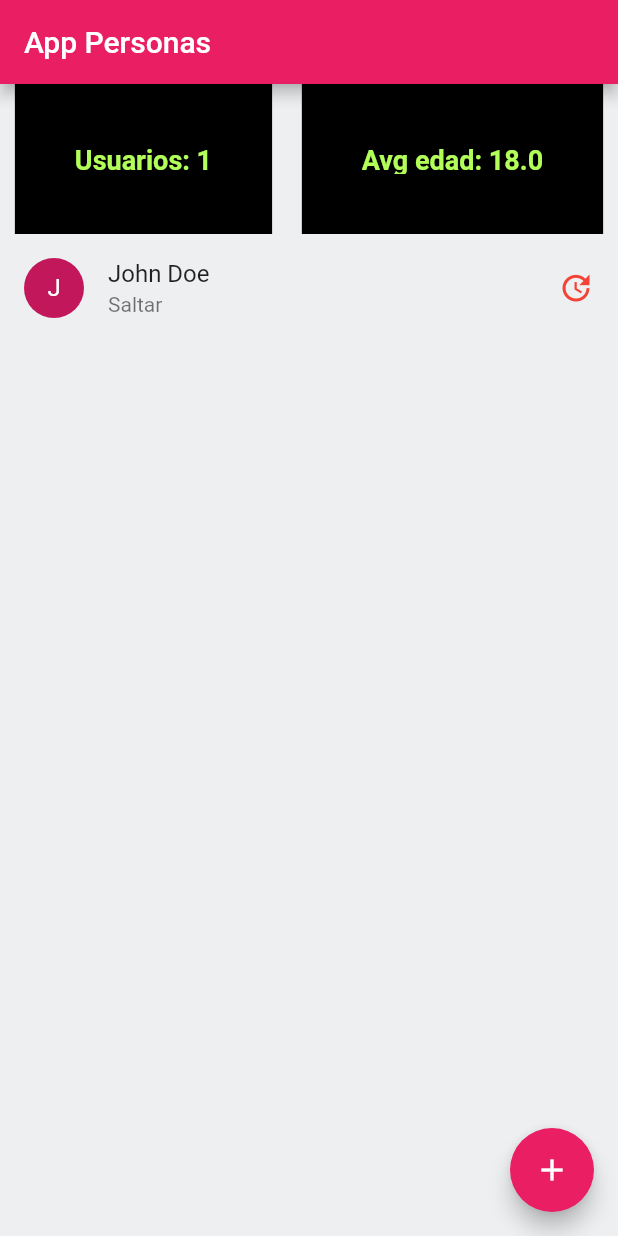
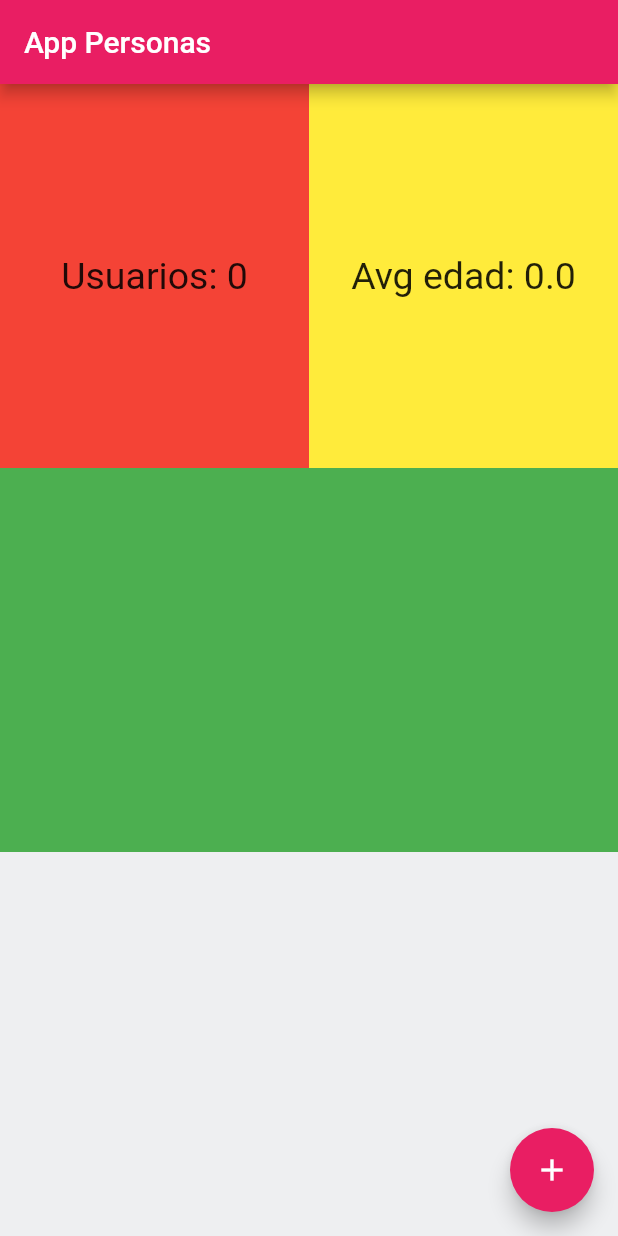
Before and after one commit to camilamlz/AppPersonasRepo, a Flutter app: the screen it shows after launch, on a phone screen of 412 x 824 dp. Run offline on Flutter 3.47's test engine with Material 2 defaults, Android fonts, the phone set to English and light mode, and no system bars; missing offline and left inert: dart:ffi.

Commit message:
Agregado campo con contador de hobbies en pantalla principal

```diff
--- a/lib/create.dart
+++ b/lib/create.dart
@@ -2,7 +2,7 @@ import 'package:app_personas/list.dart';
 import 'package:app_personas/textbox.dart';
 import 'package:app_personas/hobbies_list.dart';
 import 'package:flutter/material.dart';
-import 'package:flutter/scheduler.dart';
+
 import 'package:flutter/services.dart';
 import 'dart:convert';
 
@@ -32,10 +32,9 @@ class _RegisterContact extends State<RegisterContact> {
 
 
   void _handleSaveSelectedOptions(List<String> selectedOptions) {
-    // Handle the selected options here, such as saving them to a database or performing an action
-    //print('Selected options: $selectedOptions');
+    // Gestionar las opciones seleccionadas aquí, como guardarlas
     controllerHobbies = new TextEditingController();
-    controllerHobbies.text = selectedOptions.join(',');
+    controllerHobbies.text = selectedOptions.join('|');
     print(controllerHobbies);
   }
 
@@ -87,7 +86,7 @@ class _RegisterContact extends State<RegisterContact> {
             ]
           )
         ),
-        Expanded(
+        Expanded( //Creación de botón de hobbies
           child: Container(
             width: 200.0, // Set the width
             height: 200.0, // Set the height
@@ -95,7 +94,7 @@ class _RegisterContact extends State<RegisterContact> {
             child: FloatingActionButton.extended(
               onPressed: () {
                 Navigator.push(context,
-                MaterialPageRoute(builder: (context) => HobbiesCheckboxList(onSaveSelectedOptions: _handleSaveSelectedOptions,)
+                MaterialPageRoute(builder: (context) => HobbiesCheckboxList(onSaveSelectedOptions: _handleSaveSelectedOptions,) //Llamar a la clase HobbiesCheckboxList
                 )
                 );
               },
@@ -115,7 +114,7 @@ class _RegisterContact extends State<RegisterContact> {
                   String surname = controllerSurname.text;
                   String phone = controllerPhone.text;
                   String age = controllerAge.text;
-                  String hobbies = controllerHobbies.text;
+                  String hobbies = controllerHobbies.text; //Mandar valores de hobbies a controlador en un texto entero.
 
 
                   if (name.isNotEmpty &&
@@ -123,7 +122,7 @@ class _RegisterContact extends State<RegisterContact> {
                       phone.isNotEmpty &&
                       age.isNotEmpty) {
                     Navigator.pop(context,
-                        Client(name: name, surname: surname, phone: phone, age: age, hobbies: hobbies));
+                        Client(name: name, surname: surname, phone: phone, age: age, hobbies: hobbies)); //Enviando todos los parámetros del cliente
                   }
                 },
 
--- a/lib/list.dart
+++ b/lib/list.dart
@@ -16,56 +16,83 @@ class MyHomePage extends StatefulWidget {
 
 class _MyHomePage extends State<MyHomePage> {
   List<Client> clients = [
-    Client(name: 'John', surname: 'Doe', phone: '1 888 222 333 444', age: '18', hobbies: 'Saltar')
+    //Client(name: 'John', surname: 'Doe', phone: '1 888 222 333 444', age: '18', hobbies: 'Saltar')
   ];
 
   @override
   Widget build(BuildContext context) {
-    List ages = clients.map((e) => e.age!).toList();
-    List<int> intList = ages.map((s) => int.parse(s)).toList();
-    double average = intList.isEmpty ? 0.0 :intList.reduce((value, element) => value + element) / intList.length;
-    List hobbies = clients.map((e) => e.hobbies!).toList();
-    int startIndex = 0;
-    //String sublistHobbies = <String>.from(hobbies.sublist(startIndex));
-    print(hobbies);
-    //print(sublistHobbies);
-    //List<String> hobbiesList = sublistHobbies.split(',').map((value) => value.trim()).toList();
+    List ages = clients.map((e) => e.age!).toList(); //Enviar todas las edades a una lista
+    List<int> intList = ages.map((s) => int.parse(s)).toList(); //Enviar todas las edades a una lista de enteros
+    double average = intList.isEmpty ? 0.0 :intList.reduce((value, element) => value + element) / intList.length; //Calcular promedio edad
+    final List hobbiesList = clients.map((e) => e.hobbies!).toList(); //Tomar hobbies de lista clientes y enviarlos a una lista única.
+    print(hobbiesList);
+    print(intList);
+
+    //Split de lista de hobbies en items en específico separados por ,
+    List<String> words = [];
+    for (dynamic sentence in hobbiesList) {
+      if (sentence is String) {
+        List<String> splitWords = sentence.split(',');
+        words.addAll(splitWords);
+      }
+    }
+    print("Palabras '$words'");
+
+    //Contar cuántas veces se repite cada hobbie
+    Map<String, int> frequencyMap = {};
+
+    for (String hobbies in words) {
+      if (frequencyMap.containsKey(hobbies)) {
+        frequencyMap[hobbies] = frequencyMap[hobbies]! + 1;
+      } else {
+        frequencyMap[hobbies] = 1;
+      }
+    }
+
+
+    String result = ''; //String para guardar todos los valores después del split
+    for (String hobbies in frequencyMap.keys) {
+      int count = frequencyMap[hobbies]!;
+      String wordCountText = "El hobbie '$hobbies' le gusta a  $count persona(s)\n";
+      result += wordCountText;
+    }
+
+    const double size01 = 20.0;
+    const double size02 = 25.0;
+    const double size03 = 15.0;
+
     return Scaffold(
       appBar: AppBar(
         title: Text(widget._title),
       ),
-      body: Column(
-        children: <Widget>[
-          Container(
-            height: 100.0,
-            child: Row(
-              crossAxisAlignment: CrossAxisAlignment.center,
-              mainAxisAlignment: MainAxisAlignment.spaceAround,
-              children: <Widget>[
-                Container(
-                  padding: EdgeInsets.all(40),
-                  color: Colors.black,
-                  child: Text(
-                      "Usuarios: ${clients.length}",
-                    style: TextStyle(fontSize: 18,
-                    fontWeight: FontWeight.bold,
-                      color: Colors.lightGreenAccent,
-                    ),
-                  )
-                ),
-                Container(
-                  padding: EdgeInsets.all(40),
-                  color: Colors.black,
-                  child: Text(
-                    "Avg edad: ${average}",
-                    style: const TextStyle(fontSize: 18,
-                      fontWeight: FontWeight.bold,
-                      color: Colors.lightGreenAccent,
-                    ),
-                  )),
-              ],
-            ),
-          ),
+        body: Column(
+            children: <Widget>[
+      Expanded(
+          child: Row(children: <Widget>[
+            Expanded(
+                child: Container(
+                    color: Colors.red,
+                    child:  Center(
+                        child: Text("Usuarios: ${clients.length}",
+                            style: TextStyle(fontSize: size02))))),
+            Expanded(
+                child: Container(
+                    color: Colors.yellow,
+                    child:  Center(
+                        child: Text("Avg edad: ${average}",
+                            style: TextStyle(fontSize: size02))))),
+          ])), //Row 1/2
+
+      Expanded(
+          child: Row(children: <Widget>[
+          Expanded(
+          child: Container(
+              color: Colors.green,
+              child:  Center(
+                  child: Text(result,
+                      style: TextStyle(fontSize: size03))))),
+            ])),
+
           Expanded(
               child:  ListView.builder(
                 itemCount: clients.length, //contador de lista de clientes
@@ -117,7 +144,7 @@ class _MyHomePage extends State<MyHomePage> {
               setState(() {
                 clients.add(newContact);
                 messageResponse(
-                    context, newContact.name + " ha sido guardado." + " con sus hobbies " + newContact.hobbies);
+                    context, newContact.name + " ha sido guardado.");
               });
             }
           });
@@ -160,8 +187,7 @@ class _MyHomePage extends State<MyHomePage> {
             )
           ],
         ));
-  }
-
+    }
   }
 
 class Client {
@@ -171,5 +197,5 @@ class Client {
   var age;
   var hobbies;
 
-  Client({this.name, this.surname, this.phone, this.age, this.hobbies});
+  Client({this.name, this.surname, this.phone, this.age, this.hobbies}); //Todos los campos del cliente
 }
```
